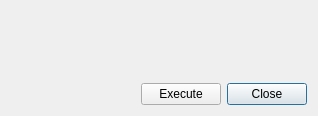
Qt form widgets/commands.ui (xmpp-graveyard/jabbim) before a commit.
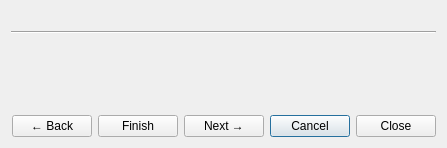
The same form after that commit.

What changed in the file:
```diff
--- a/widgets/commands.ui
+++ b/widgets/commands.ui
@@ -5,27 +5,20 @@
    <rect>
     <x>0</x>
     <y>0</y>
-    <width>318</width>
-    <height>116</height>
+    <width>447</width>
+    <height>148</height>
    </rect>
   </property>
   <property name="windowTitle" >
    <string>Dialog</string>
   </property>
   <layout class="QGridLayout" >
-   <item row="2" column="0" >
+   <item row="5" column="0" >
     <layout class="QGridLayout" >
-     <item row="0" column="2" >
-      <widget class="QPushButton" name="close" >
+     <item row="0" column="4" >
+      <widget class="QPushButton" name="cancel" >
        <property name="text" >
-        <string>Close</string>
-       </property>
-      </widget>
-     </item>
-     <item row="0" column="1" >
-      <widget class="QPushButton" name="execute" >
-       <property name="text" >
-        <string>Execute</string>
+        <string>Cancel</string>
        </property>
       </widget>
      </item>
@@ -42,12 +35,58 @@
        </property>
       </spacer>
      </item>
+     <item row="0" column="3" >
+      <widget class="QPushButton" name="next" >
+       <property name="text" >
+        <string>Next →</string>
+       </property>
+      </widget>
+     </item>
+     <item row="0" column="2" >
+      <widget class="QPushButton" name="complete" >
+       <property name="text" >
+        <string>Finish</string>
+       </property>
+      </widget>
+     </item>
+     <item row="0" column="1" >
+      <widget class="QPushButton" name="previous" >
+       <property name="text" >
+        <string>← Back</string>
+       </property>
+      </widget>
+     </item>
+     <item row="0" column="5" >
+      <widget class="QPushButton" name="close" >
+       <property name="text" >
+        <string>Close</string>
+       </property>
+      </widget>
+     </item>
     </layout>
    </item>
-   <item row="0" column="0" >
+   <item rowspan="3" row="0" column="0" >
+    <layout class="QVBoxLayout" >
+     <item>
+      <widget class="QLabel" name="label" >
+       <property name="text" >
+        <string/>
+       </property>
+      </widget>
+     </item>
+     <item>
+      <widget class="Line" name="line" >
+       <property name="orientation" >
+        <enum>Qt::Horizontal</enum>
+       </property>
+      </widget>
+     </item>
+    </layout>
+   </item>
+   <item row="3" column="0" >
     <layout class="QGridLayout" />
    </item>
-   <item row="1" column="0" >
+   <item row="4" column="0" >
     <spacer>
      <property name="orientation" >
       <enum>Qt::Vertical</enum>
```
Left out of the diff: 6 changed lines with no effect on the pictures.
